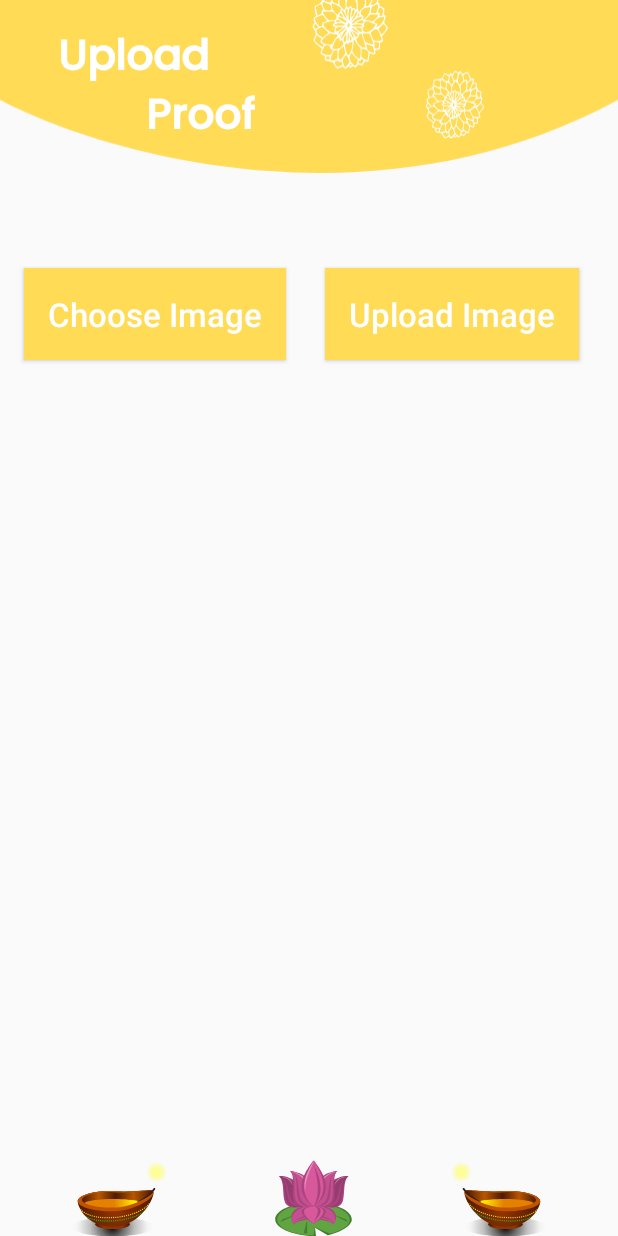
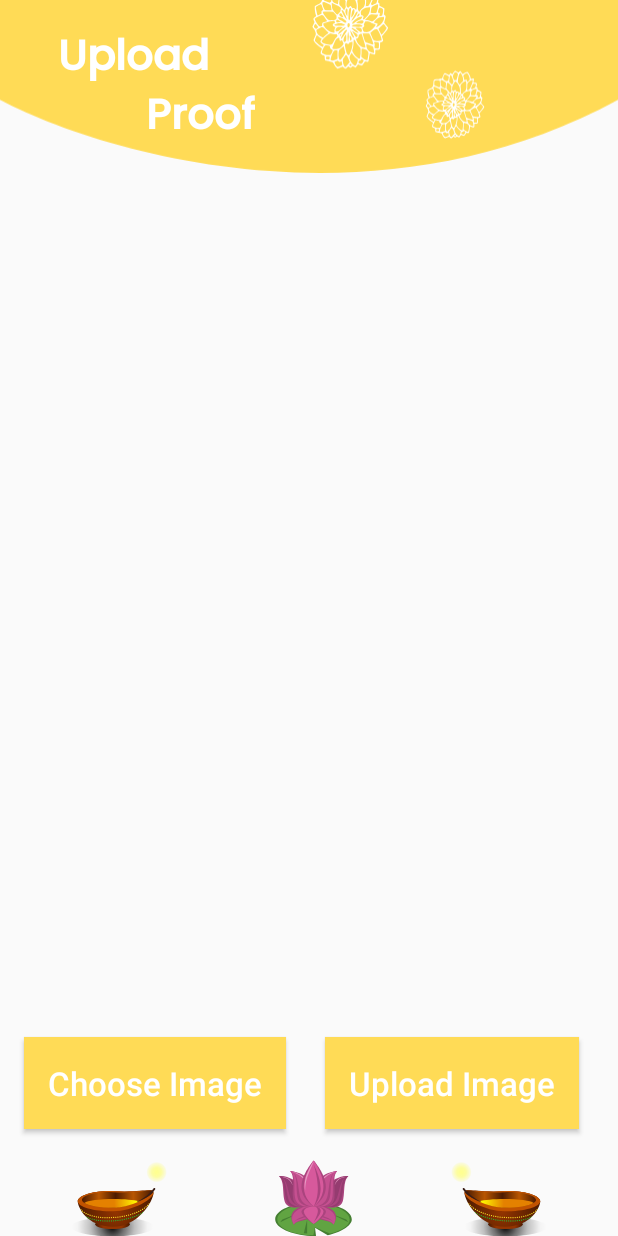
Before and after one commit to Zed-Finance/Stapoo, an Android app: the UploadProofActivity screen opened directly, with no data from a screen before it, on a phone screen of 412 x 824 dp. Run offline under Robolectric (Android 15) with nearby library versions, the phone set to English and light mode, and no system bars; our stand-ins replace Firebase (no records; nobody signed in at launch, a user with empty details on screens opened directly).

Commit message:
Fixed Proof Upload bug

```diff
--- a/app/src/main/res/layout/activity_upload_proof.xml
+++ b/app/src/main/res/layout/activity_upload_proof.xml
@@ -11,11 +11,9 @@
         android:layout_height="match_parent"
         android:scaleType="fitStart"
         android:src="@drawable/ic_topactivites"
-        app:layout_constraintBottom_toBottomOf="parent"
         app:layout_constraintEnd_toEndOf="@id/imageView3"
         app:layout_constraintHorizontal_bias="1.0"
-        app:layout_constraintStart_toStartOf="@id/imageView3"
-        app:layout_constraintVertical_bias="0.0" />
+        app:layout_constraintStart_toStartOf="@id/imageView3" />
 
     <TextView
         android:id="@+id/textView3"
@@ -33,22 +31,18 @@
         app:layout_constraintStart_toStartOf="parent"
         app:layout_constraintTop_toTopOf="parent" />
 
-    <ScrollView
-        android:layout_width="match_parent"
-        android:layout_height="0dp"
-        android:layout_marginTop="60dp"
-        app:layout_constraintBottom_toBottomOf="parent"
-        app:layout_constraintTop_toBottomOf="@+id/textView3">
-
-        <androidx.constraintlayout.widget.ConstraintLayout
-            android:layout_width="match_parent"
-            android:layout_height="wrap_content">
 
     <ImageView
         android:id="@+id/uploaded_img"
         android:layout_width="match_parent"
-                android:layout_height="wrap_content"
-                app:layout_constraintTop_toTopOf="parent" />
+        android:layout_height="0dp"
+        android:layout_marginStart="16dp"
+        android:layout_marginTop="70dp"
+        android:layout_marginEnd="16dp"
+        android:layout_marginBottom="16dp"
+        app:layout_constraintBottom_toTopOf="@+id/btn_choose"
+        app:layout_constraintTop_toBottomOf="@+id/textView3" />
+
 
     <Button
         android:id="@+id/btn_choose"
@@ -61,9 +55,8 @@
         android:textAllCaps="false"
         android:textColor="@android:color/white"
         android:textSize="22sp"
-                app:layout_constraintBottom_toBottomOf="parent"
-                app:layout_constraintStart_toStartOf="parent"
-                app:layout_constraintTop_toTopOf="@id/uploaded_img" />
+        app:layout_constraintBottom_toTopOf="@+id/imageView5"
+        app:layout_constraintStart_toStartOf="parent" />
 
     <Button
         android:id="@+id/btn_upload"
@@ -79,11 +72,9 @@
         app:layout_constraintEnd_toEndOf="parent"
         app:layout_constraintStart_toEndOf="@+id/btn_choose"
         app:layout_constraintTop_toTopOf="@+id/btn_choose" />
-        </androidx.constraintlayout.widget.ConstraintLayout>
-
-    </ScrollView>
 
     <ImageView
+        android:id="@+id/imageView5"
         android:layout_width="match_parent"
         android:layout_height="wrap_content"
         android:src="@drawable/ic_activites_bottom"
```
Also changed, not shown: app/src/main/java/com/orion/stapoo/ui/activities/UploadProofActivity.java (+36 -33 lines). Lines whose indentation alone changed are shown as unchanged.
